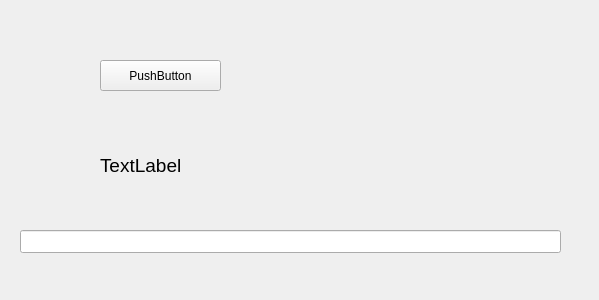
Before: the Qt Designer form buttonGUI/opengui.ui in DevelopKits/embebidos-grupo7, drawn with Qt 5.
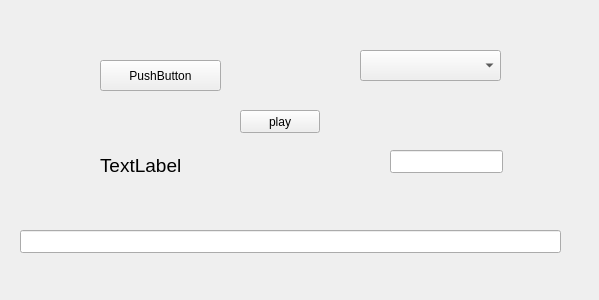
After: the same form once the commit is applied.

Commit message: Nuevas pruebas de interfaz, acceso de musica USB

```diff
--- a/buttonGUI/opengui.ui
+++ b/buttonGUI/opengui.ui
@@ -54,6 +54,39 @@
     </rect>
    </property>
   </widget>
+  <widget class="QComboBox" name="comboBox_1">
+   <property name="geometry">
+    <rect>
+     <x>360</x>
+     <y>50</y>
+     <width>141</width>
+     <height>31</height>
+    </rect>
+   </property>
+  </widget>
+  <widget class="QLineEdit" name="lineEdit_2">
+   <property name="geometry">
+    <rect>
+     <x>390</x>
+     <y>150</y>
+     <width>113</width>
+     <height>23</height>
+    </rect>
+   </property>
+  </widget>
+  <widget class="QPushButton" name="pushButton_2">
+   <property name="geometry">
+    <rect>
+     <x>240</x>
+     <y>110</y>
+     <width>80</width>
+     <height>23</height>
+    </rect>
+   </property>
+   <property name="text">
+    <string>play</string>
+   </property>
+  </widget>
  </widget>
  <layoutdefault spacing="6" margin="11"/>
  <resources/>
```
The commit also changes 3 other files.
